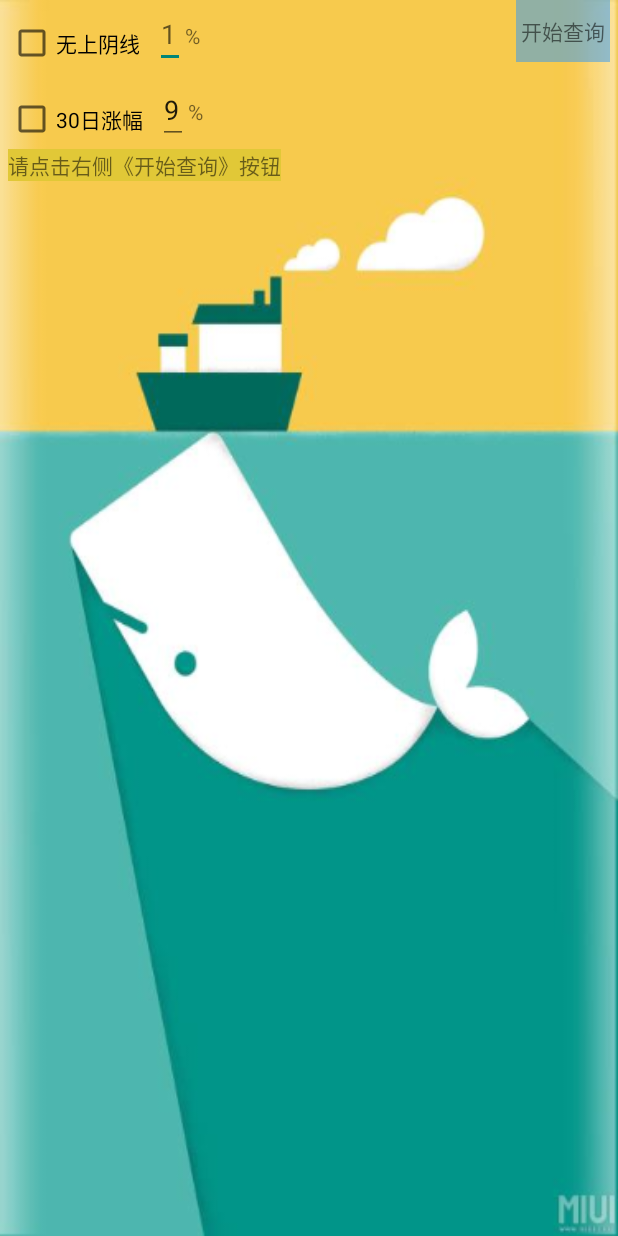
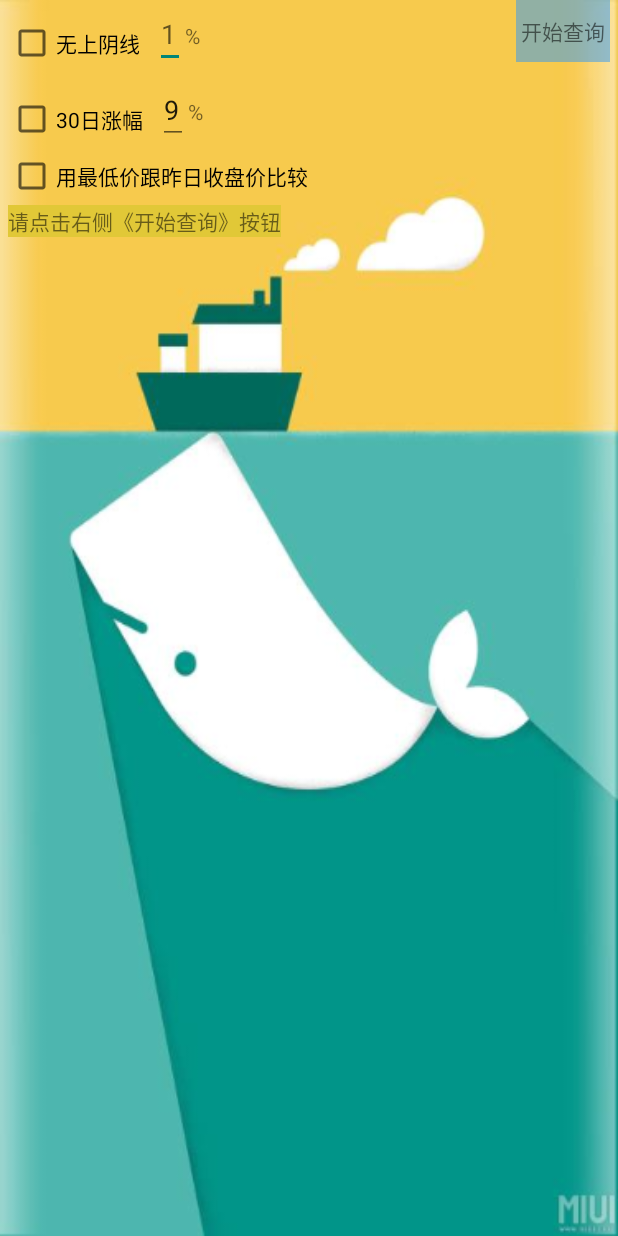
Before and after one commit to thb-android/thb-stock-android, an Android app: the layout fragment_home_map.xml on its own in the app's theme, with its tools: preview values and no code run, on a phone screen of 412 x 824 dp. Run offline under Robolectric (Android 15) with nearby library versions, the phone set to English and light mode, and no system bars.

Commit message:
用最新价比较

```diff
--- a/app/src/main/java/com/thb/automatic/home/fragment/map/view/MapFragment.java
+++ b/app/src/main/java/com/thb/automatic/home/fragment/map/view/MapFragment.java
@@ -41,6 +41,8 @@ public class MapFragment extends BaseFragment<MapPresenter> implements MapContra
     CheckBox mDate30;
     @BindView(R.id.date_30_percent_edit)
     EditText mDatePercentEdit;
+    @BindView(R.id.check_low_price)
+    CheckBox mLowPrice;
     @BindView(R.id.map_result)
     TextView mHelp;
     @BindView(R.id.map_query_btn)
@@ -87,7 +89,7 @@ public class MapFragment extends BaseFragment<MapPresenter> implements MapContra
             public void onClick(View v) {
                 mData.clear();
                 mAdapter.notifyDataSetChanged();
-                mPresenter.loadData(mPercentEdit.getText().toString(), mCheckBox.isChecked(), mDatePercentEdit.getText().toString(), mDate30.isChecked());
+                mPresenter.loadData(mPercentEdit.getText().toString(), mCheckBox.isChecked(), mDatePercentEdit.getText().toString(), mDate30.isChecked(), mLowPrice.isChecked());
                 mPercentEdit.setText(null);
                 Utils.hideSoftKeyboard(v);
             }
--- a/app/src/main/res/layout/fragment_home_map.xml
+++ b/app/src/main/res/layout/fragment_home_map.xml
@@ -68,6 +68,14 @@
                 android:text="@string/home_map_percent_t" />
         </LinearLayout>
 
+        <CheckBox
+            android:id="@+id/check_low_price"
+            android:layout_width="wrap_content"
+            android:layout_height="wrap_content"
+            android:layout_marginStart="5dp"
+            android:layout_marginTop="5dp"
+            android:text="@string/home_map_check_low_price" />
+
         <TextView
             android:id="@+id/map_result"
             android:layout_width="wrap_content"
--- a/app/src/main/res/values/strings.xml
+++ b/app/src/main/res/values/strings.xml
@@ -14,6 +14,7 @@
     <string name="home_map_percent_t">%</string>
     <string name="home_map_date_30">30日涨幅</string>
     <string name="home_map_begin_query">开始查询</string>
+    <string name="home_map_check_low_price">用最低价跟昨日收盘价比较</string>
 
     <string name="home_list_percent_hint">3</string>
     <string name="home_list_doji">十字星</string>
```
Also changed, not shown: app/src/main/java/com/thb/automatic/home/fragment/map/presenter/MapPresenter.java (+13 -4 lines).
